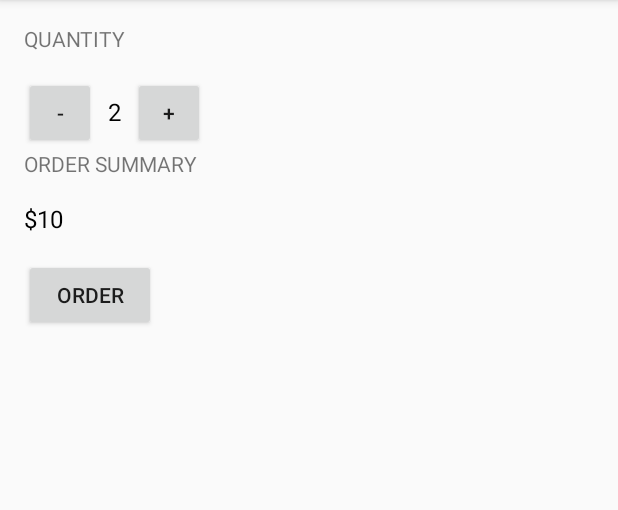
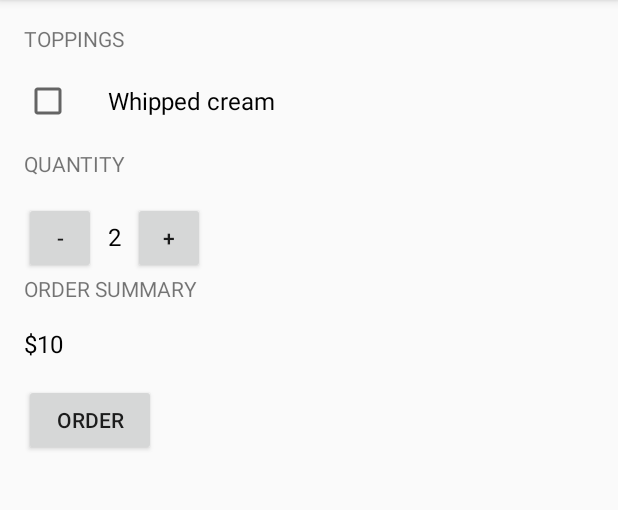
Before and after one commit to jenhurd8/just-java-udacity, an Android app: the screen it shows after launch (MainActivity), on a phone screen of 412 x 824 dp, the part 84-594 px from its top. Run offline under Robolectric (Android 15) with nearby library versions, the phone set to English and light mode, and no system bars.

Commit message:
updated through Lesson 7.1

```diff
--- a/src/main/res/layout/activity_main.xml
+++ b/src/main/res/layout/activity_main.xml
@@ -11,7 +11,25 @@
     <TextView
         android:layout_width="wrap_content"
         android:layout_height="wrap_content"
+        android:text="Toppings"
+        android:layout_marginBottom="16dp"
+        android:textAllCaps="true" />
+
+
+        <CheckBox
+            android:layout_width="wrap_content"
+            android:layout_height="wrap_content"
+            android:paddingLeft="24dp"
+            android:text="Whipped cream"
+            android:textSize="16dp"
+                       />
+
+
+    <TextView
+        android:layout_width="wrap_content"
+        android:layout_height="wrap_content"
         android:text="Quantity"
+        android:layout_marginTop="16dp"
         android:layout_marginBottom="16dp"
         android:textAllCaps="true" />
 
```
